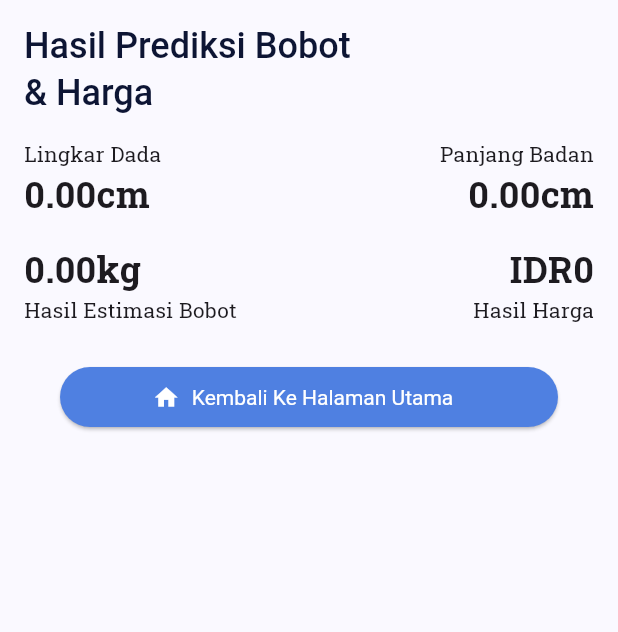
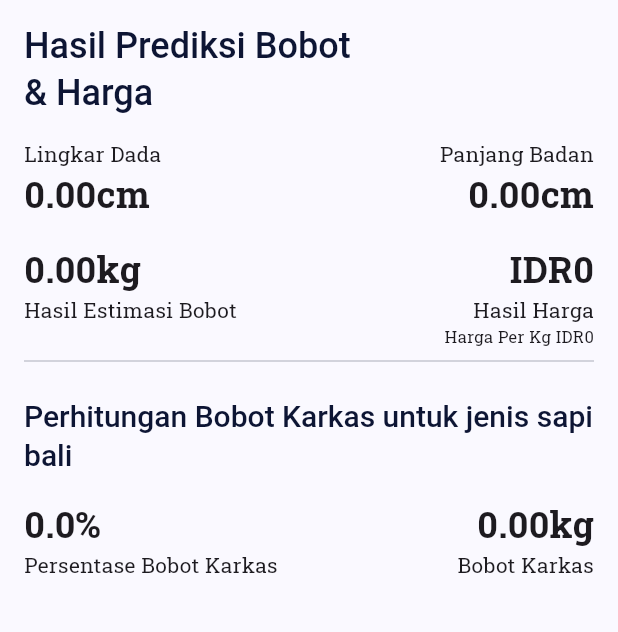
Before and after one commit to mutakin-san/predikter, a Flutter app: the DetailPage screen opened directly with empty values, on a phone screen of 412 x 824 dp, the part 62-694 px from its top. Run offline on Flutter 3.47's test engine with Material 3 defaults, Android fonts, the phone set to English and light mode, and no system bars; our stand-ins replace animated_bottom_navigation_bar, animated_splash_screen, google_fonts, permission_handler, shared_preferences, sqflite; missing offline and left inert: arcore_flutter_plugin; accounts and stored records are empty.

Commit message:
Menambah fitur input jenis sapi dan berat karkas

```diff
--- a/lib/pages/detail_page.dart
+++ b/lib/pages/detail_page.dart
@@ -1,21 +1,16 @@
 import 'package:flutter/material.dart';
 import 'package:intl/intl.dart';
-import 'package:predikter/utils/themes.dart';
+import 'package:predikter/repositories/history.dart';
 import 'package:predikter/widgets/appbar_widget.dart';
 
 class DetailPage extends StatelessWidget {
   const DetailPage({
     super.key,
-    required this.weightEstimationResult,
-    required this.priceEstimationResult,
-    required this.waist,
-    required this.bodyLength,
+    required this.history,
   });
 
-  final double weightEstimationResult;
-  final double priceEstimationResult;
-  final double waist;
-  final double bodyLength;
+  final History history;
+
   @override
   Widget build(BuildContext context) {
     return Scaffold(
@@ -54,7 +49,7 @@ class DetailPage extends StatelessWidget {
                     children: [
                       const Text("Lingkar Dada"),
                       Text(
-                        "${waist.toStringAsFixed(2)}cm",
+                        "${history.chestGirth.toStringAsFixed(2)}cm",
                         style: const TextStyle(
                             fontWeight: FontWeight.bold, fontSize: 24),
                       )
@@ -65,7 +60,7 @@ class DetailPage extends StatelessWidget {
                     children: [
                       const Text("Panjang Badan"),
                       Text(
-                        "${bodyLength.toStringAsFixed(2)}cm",
+                        "${history.bodyLength.toStringAsFixed(2)}cm",
                         style: const TextStyle(
                             fontWeight: FontWeight.bold, fontSize: 24),
                       )
@@ -75,13 +70,14 @@ class DetailPage extends StatelessWidget {
               ),
               const SizedBox(height: 16),
               Row(
+                crossAxisAlignment: CrossAxisAlignment.start,
                 mainAxisAlignment: MainAxisAlignment.spaceBetween,
                 children: [
                   Column(
                     crossAxisAlignment: CrossAxisAlignment.start,
                     children: [
                       Text(
-                        "${weightEstimationResult.toStringAsFixed(2)}kg",
+                        "${history.weightEstimation.toStringAsFixed(2)}kg",
                         style: const TextStyle(
                             fontWeight: FontWeight.bold, fontSize: 24),
                       ),
@@ -93,29 +89,75 @@ class DetailPage extends StatelessWidget {
                     children: [
                       Text(
                         NumberFormat.compactCurrency()
-                            .format(priceEstimationResult),
+                            .format(history.priceEstimation),
                         style: const TextStyle(
                             fontWeight: FontWeight.bold, fontSize: 24),
                       ),
                       const Text("Hasil Harga"),
+                      Text(
+                        "Harga Per Kg ${NumberFormat.compactCurrency().format(history.pricePerKg)}",
+                        style: const TextStyle(fontSize: 11),
+                      ),
                     ],
                   )
                 ],
               ),
-              Container(
-                width: double.infinity,
-                padding:
-                    const EdgeInsets.symmetric(vertical: 24, horizontal: 24),
-                child: ElevatedButton.icon(
-                  icon: const Icon(Icons.home),
-                  style:
-                      ElevatedButton.styleFrom(backgroundColor: primaryColor),
-                  label: const Text("Kembali Ke Halaman Utama"),
-                  onPressed: () {
-                    Navigator.pop(context);
-                  },
-                ),
-              )
+              const Divider(),
+              Column(
+                crossAxisAlignment: CrossAxisAlignment.stretch,
+                children: [
+                  const SizedBox(height: 16),
+                  Text(
+                    "Perhitungan Bobot Karkas untuk jenis sapi ${history.cowType.name}",
+                    style: Theme.of(context)
+                        .textTheme
+                        .headlineMedium
+                        ?.copyWith(fontSize: 20),
+                  ),
+                  const SizedBox(height: 16),
+                  Row(
+                    mainAxisAlignment: MainAxisAlignment.spaceBetween,
+                    children: [
+                      Column(
+                        crossAxisAlignment: CrossAxisAlignment.start,
+                        children: [
+                          Text(
+                            "${history.carcassPercentage}%",
+                            style: const TextStyle(
+                                fontWeight: FontWeight.bold, fontSize: 24),
+                          ),
+                          const Text("Persentase Bobot Karkas"),
+                        ],
+                      ),
+                      Column(
+                        crossAxisAlignment: CrossAxisAlignment.end,
+                        children: [
+                          Text(
+                            "${(history.weightEstimation - (history.weightEstimation * (history.carcassPercentage / 100))).toStringAsFixed(2)}kg",
+                            style: const TextStyle(
+                                fontWeight: FontWeight.bold, fontSize: 24),
+                          ),
+                          const Text("Bobot Karkas"),
+                        ],
+                      ),
+                    ],
+                  ),
+                ],
+              ),
+              // Container(
+              //   width: double.infinity,
+              //   padding:
+              //       const EdgeInsets.symmetric(vertical: 24, horizontal: 24),
+              //   child: ElevatedButton.icon(
+              //     icon: const Icon(Icons.home),
+              //     style:
+              //         ElevatedButton.styleFrom(backgroundColor: primaryColor),
+              //     label: const Text("Kembali Ke Halaman Utama"),
+              //     onPressed: () {
+              //       Navigator.pop(context);
+              //     },
+              //   ),
+              // )
             ],
           ),
         ),
--- a/lib/providers/history_provider.dart
+++ b/lib/providers/history_provider.dart
@@ -16,7 +16,6 @@ class HistoryProvider extends ChangeNotifier {
   List<History> get histories => _histories ?? [];
 
   Future<void> save(History history) async {
-    debugPrint("Method Save called");
     await historyRepository.insert(history);
     getHistories();
   }
--- a/lib/repositories/history.dart
+++ b/lib/repositories/history.dart
@@ -1,20 +1,28 @@
 import 'dart:convert';
+
+import 'package:predikter/utils/dialog_helper.dart';
 
 class History {
   final int? id;
   final DateTime date;
   final double weightEstimation;
+  final int pricePerKg;
+  final double carcassPercentage;
+  final CowType cowType;
   final double priceEstimation;
   final double bodyLength;
-  final double waist;
+  final double chestGirth;
 
   History({
     this.id,
     required this.date,
     required this.weightEstimation,
+    required this.pricePerKg,
+    required this.carcassPercentage,
+    required this.cowType,
     required this.priceEstimation,
     required this.bodyLength,
-    required this.waist,
+    required this.chestGirth,
   });
 
   Map<String, dynamic> toMap() {
@@ -22,9 +30,12 @@ class History {
       "id": id,
       "date": date.toUtc().toIso8601String(),
       "weightEstimation": weightEstimation,
+      "pricePerKg": pricePerKg,
+      "carcassPercentage": carcassPercentage,
+      "cowType": cowType.name,
       "priceEstimation": priceEstimation,
       "bodyLength": bodyLength,
-      "waist": waist,
+      "chestGirth": chestGirth,
     };
   }
 
@@ -33,9 +44,12 @@ class History {
       id: map["id"]?.toInt(),
       date: DateTime.parse(map["date"]).toLocal(),
       weightEstimation: map["weightEstimation"]?.toDouble(),
+      pricePerKg: map["pricePerKg"]?.toInt(),
+      carcassPercentage: map["carcassPercentage"]?.toDouble(),
+      cowType: CowType.values.firstWhere((element) => element.name == map["cowType"]),
       priceEstimation: map["priceEstimation"]?.toDouble(),
       bodyLength: map["bodyLength"]?.toDouble(),
-      waist: map["waist"]?.toDouble(),
+      chestGirth: map["chestGirth"]?.toDouble(),
     );
   }
 
@@ -48,17 +62,23 @@ class History {
     int? id,
     DateTime? date,
     double? weightEstimation,
+    int? pricePerKg,
+    double? carcassPercentage,
+    CowType? cowType,
     double? priceEstimation,
     double? bodyLength,
-    double? waist,
+    double? chestGirth,
   }) {
     return History(
       id: id ?? this.id,
       date: date ?? this.date,
       weightEstimation: weightEstimation ?? this.weightEstimation,
+      pricePerKg: pricePerKg ?? this.pricePerKg,
+      carcassPercentage: carcassPercentage ?? this.carcassPercentage,
+      cowType: cowType ?? this.cowType,
       priceEstimation: priceEstimation ?? this.priceEstimation,
       bodyLength: bodyLength ?? this.bodyLength,
-      waist: waist ?? this.waist,
+      chestGirth: chestGirth ?? this.chestGirth,
     );
   }
 }
--- a/lib/utils/constant.dart
+++ b/lib/utils/constant.dart
@@ -1 +1,3 @@
 const PRICE_PREFERENCE_KEY = "price_preference_key";
+const CARCASS_PREFERENCE_KEY = "carcass_preference_key";
+const COWTYPE_PREFERENCE_KEY = "cowtype_preference_key";
```
Also changed, not shown: lib/main.dart (+10 -2 lines), lib/pages/home_page.dart (+7 -1 lines), lib/pages/main_pages.dart (+37 -25 lines), lib/providers/main_provider.dart (added, +62 -0 lines), lib/repositories/history_repository.dart (+13 -11 lines), lib/utils/dialog_helper.dart (+63 -29 lines), lib/widgets/appbar_widget.dart (+1 -7 lines), lib/widgets/history_list.dart (+6 -6 lines), 5 other files.
